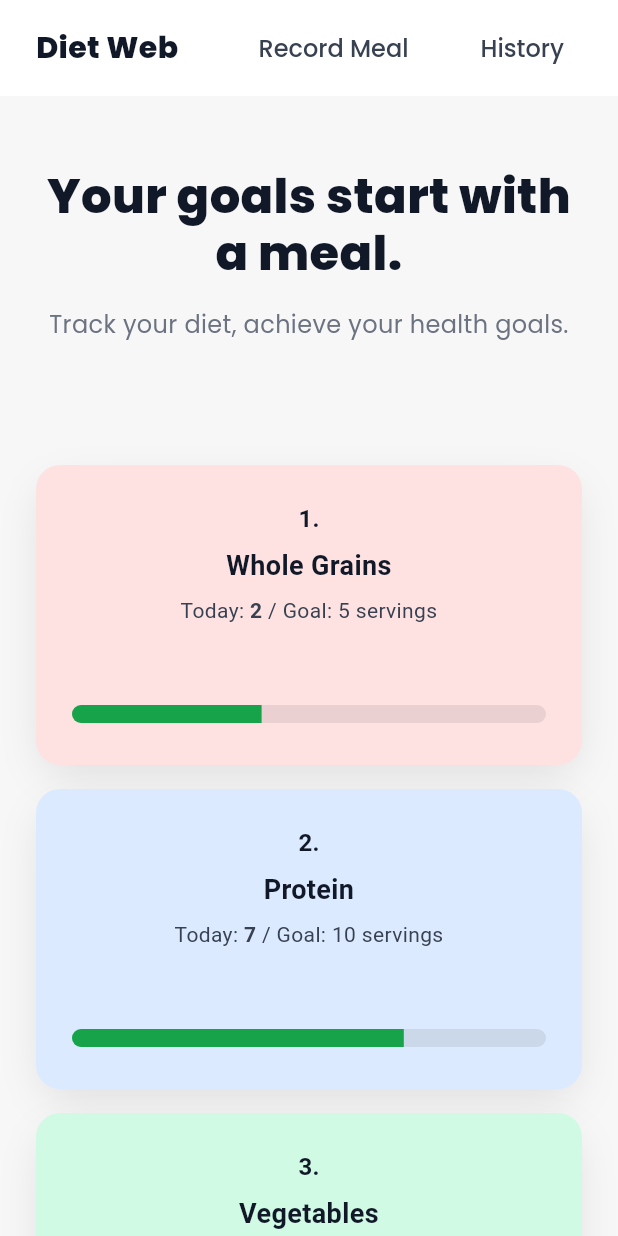
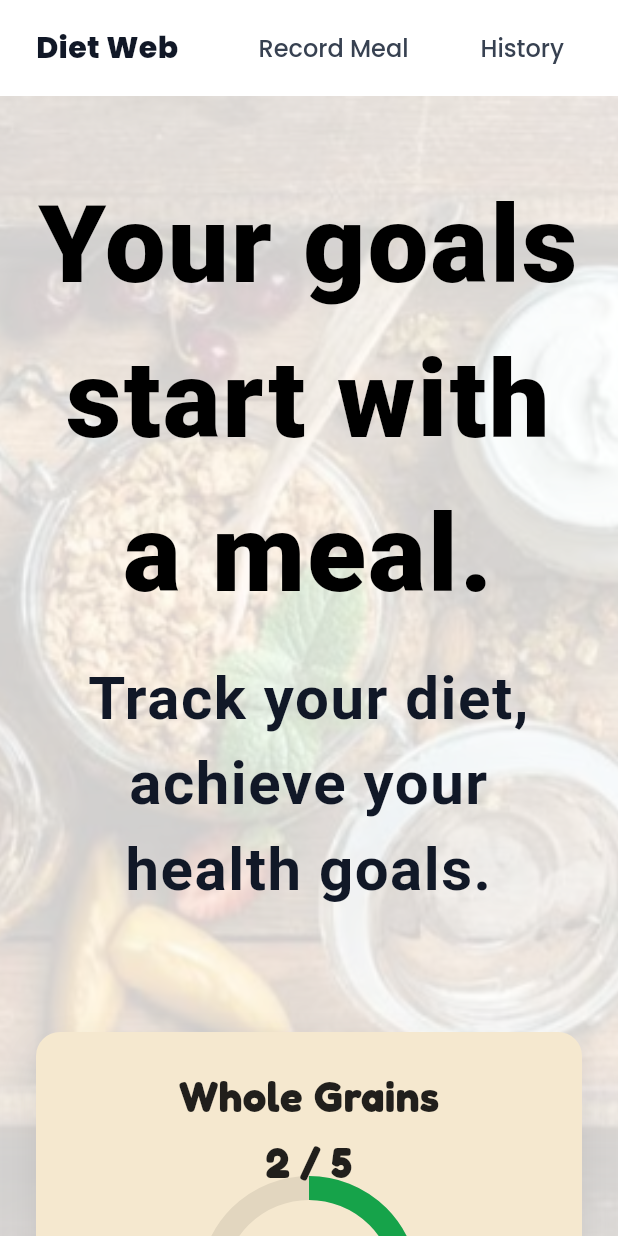
Before and after one commit to Elaine-Chang-0321/flutter_dietweb, a Flutter app: the screen it shows after launch, on a phone screen of 412 x 824 dp. Run offline on Flutter 3.47's test engine with Material 3 defaults, Android fonts, the phone set to English and light mode, and no system bars; our stand-ins replace google_fonts; Roboto replaces fonts that are missing (Handlee).

Commit message:
update hero and subtitle font style and background improvements

```diff
--- a/lib/pages/home_page.dart
+++ b/lib/pages/home_page.dart
@@ -27,7 +27,7 @@ class _HomePageState extends State<HomePage> {
     }
 
     return Scaffold(
-      backgroundColor: const Color(0xFFF7F7F8),
+      backgroundColor: Colors.transparent, // Make Scaffold background transparent
       body: Column(
         children: [
           // Navigation Bar
@@ -56,10 +56,30 @@ class _HomePageState extends State<HomePage> {
               ],
             ),
           ),
+          // Expanded section for background, overlay, and content
+          Expanded(
+            child: Stack(
+              children: [
+                // Background Image
+                Positioned.fill(
+                  child: Image.asset(
+                    'assets/images/back.png',
+                    fit: BoxFit.cover,
+                  ),
+                ),
+                // Semi-transparent overlay
+                Positioned.fill(
+                  child: Container(
+                    color: Colors.white.withOpacity(0.8),
+                  ),
+                ),
+                // Original content (Hero Section and Goal Cards Section)
+                SingleChildScrollView(
+                  child: Column(
+                    children: [
                       // Hero Section
                       Container(
                         width: double.infinity,
-            color: const Color(0xFFF7F7F8),
                         padding: EdgeInsets.symmetric(
                           vertical: isMobile ? 48.0 : 64.0,
                           horizontal: horizontalPadding,
@@ -69,31 +89,30 @@ class _HomePageState extends State<HomePage> {
                           children: [
                             Text(
                               "Your goals start with a meal.",
+                              style: GoogleFonts.handlee(
+                                fontSize: 72,
+                                fontWeight: FontWeight.w900,
+                                letterSpacing: 1.5,
+                                color: Colors.black,
+                              ),
                               textAlign: TextAlign.center,
-                  style: GoogleFonts.poppins(
-                    color: const Color(0xFF111827),
-                    fontWeight: FontWeight.w800,
-                    fontSize: isMobile ? 32 : (isTablet ? 48 : 60),
-                    height: 1.2,
-                  ),
                             ),
                             const SizedBox(height: 16),
                             Text(
                               "Track your diet, achieve your health goals.",
+                              style: GoogleFonts.handlee(
+                                fontSize: 40,
+                                fontWeight: FontWeight.w700,
+                                letterSpacing: 1.0,
+                                color: const Color(0xFF111827), // Assuming Colors.black or a similar dark color
+                              ),
                               textAlign: TextAlign.center,
-                  style: GoogleFonts.poppins(
-                    color: const Color(0xFF6B7280),
-                    fontSize: isMobile ? 16 : 18,
-                    height: 1.6,
-                  ),
                             ),
                           ],
                         ),
                       ),
                       // Goal Cards Section
-          Expanded(
-            child: SingleChildScrollView(
-              child: Padding(
+                      Padding(
                         padding: EdgeInsets.symmetric(horizontal: horizontalPadding),
                         child: Column(
                           children: [
@@ -118,7 +137,7 @@ class _HomePageState extends State<HomePage> {
                                         crossAxisCount: isMobile ? 1 : (isTablet ? 2 : 4),
                                         crossAxisSpacing: isMobile ? 0 : 16,
                                         mainAxisSpacing: 16,
-                                childAspectRatio: isMobile ? (screenSize.width - horizontalPadding * 2) / 200 : 1, // Adjust aspect ratio for mobile
+                                        childAspectRatio: isMobile ? (screenSize.width - horizontalPadding * 2) / 200 : 1,
                                       ),
                                       itemCount: goals.length,
                                       itemBuilder: (context, index) {
@@ -136,10 +155,14 @@ class _HomePageState extends State<HomePage> {
                                 },
                               ),
                             ),
-                    const SizedBox(height: 40), // Bottom spacing for cards section
+                            const SizedBox(height: 40),
                           ],
                         ),
                       ),
+                    ],
+                  ),
+                ),
+              ],
             ),
           ),
         ],
--- a/lib/widgets/goal_card.dart
+++ b/lib/widgets/goal_card.dart
@@ -1,11 +1,12 @@
 import 'package:flutter/material.dart';
+import 'package:google_fonts/google_fonts.dart';
 
 class GoalCard extends StatefulWidget {
   final int index;
   final String title;
   final int current;
   final int goal;
-  final Color backgroundColor;
+  final Color? backgroundColor; // Make background color optional
 
   const GoalCard({
     Key? key,
@@ -13,7 +14,7 @@ class GoalCard extends StatefulWidget {
     required this.title,
     required this.current,
     required this.goal,
-    required this.backgroundColor,
+    this.backgroundColor, // Make background color optional
   }) : super(key: key);
 
   @override
@@ -27,16 +28,47 @@ class _GoalCardState extends State<GoalCard> {
   Widget build(BuildContext context) {
     final bool isMobile = MediaQuery.of(context).size.width < 600;
 
+    // Define background colors based on title
+    Color cardBackgroundColor;
+    Color textColor;
+    Color progressBackgroundColor;
+
+    switch (widget.title) {
+      case 'Whole Grains':
+        cardBackgroundColor = const Color(0xFFF5E8CF); // 里昂米白
+        textColor = Colors.black87; // Dark text for light background
+        progressBackgroundColor = const Color(0xFF16A34A); // Green
+        break;
+      case 'Protein':
+        cardBackgroundColor = const Color(0xFFEFC3BD); // 貴婦粉紅
+        textColor = Colors.black87; // Dark text for light background
+        progressBackgroundColor = const Color(0xFF16A34A); // Green
+        break;
+      case 'Vegetables':
+        cardBackgroundColor = const Color(0xFFEEE2D3); // 新的背景色
+        textColor = const Color(0xFF000000); // 純黑色
+        progressBackgroundColor = const Color(0xFF16A34A); // Green
+        break;
+      case 'Junk Food':
+        cardBackgroundColor = const Color(0xFFDED3D6); // 高貴黏土
+        textColor = Colors.black87; // Dark text for light background
+        progressBackgroundColor = const Color(0xFFEF4444); // Red
+        break;
+      default:
+        cardBackgroundColor = widget.backgroundColor ?? const Color(0xFFE0E0E0); // Fallback to a default grey if not matched and original is null
+        textColor = const Color(0xFF111827);
+        progressBackgroundColor = const Color(0xFF16A34A);
+    }
+
     // Calculate progress
     double progress;
-    Color progressBarColor = const Color(0xFF16A34A); // Default green
+    Color progressBarColor = progressBackgroundColor; // Default green or red for junk food
 
     if (widget.title == 'Junk Food') {
       if (widget.current == 0) {
         progress = 1.0;
         progressBarColor = const Color(0xFF16A34A); // Green
       } else {
-        // progress = max(0, 1 - (current / 1)); // Simplified for now, assuming goal is 0 for junk food
         progress = (widget.current > 0) ? 0.0 : 1.0; // If current > 0, progress is 0 for visual warning
         progressBarColor = const Color(0xFFEF4444); // Red
       }
@@ -55,7 +87,7 @@ class _GoalCardState extends State<GoalCard> {
         curve: Curves.easeOut,
         transform: Matrix4.translationValues(0, _isHovering ? -2 : 0, 0),
         decoration: BoxDecoration(
-          color: widget.backgroundColor,
+          color: cardBackgroundColor, // Apply the determined background color
           borderRadius: BorderRadius.circular(16), // 16-20px
           boxShadow: [
             BoxShadow(
@@ -72,23 +104,14 @@ class _GoalCardState extends State<GoalCard> {
         ),
         padding: EdgeInsets.fromLTRB(24, 24, 24, isMobile ? 16 : 20),
         child: Column(
-          crossAxisAlignment: isMobile ? CrossAxisAlignment.center : CrossAxisAlignment.start,
+          crossAxisAlignment: CrossAxisAlignment.center,
           children: [
             Text(
-              '${widget.index}.',
-              style: const TextStyle(
-                fontSize: 16,
+              widget.title,
+              style: GoogleFonts.fredoka(
+                fontSize: 28, // 18-20
                 fontWeight: FontWeight.w700,
-                color: Color(0xFF111827),
-              ),
-            ),
-            const SizedBox(height: 8),
-            Text(
-              widget.title,
-              style: const TextStyle(
-                fontSize: 18, // 18-20
-                fontWeight: FontWeight.w700,
-                color: Color(0xFF111827),
+                color: textColor, // Apply the determined text color
                 height: 1.3,
               ),
               textAlign: isMobile ? TextAlign.center : TextAlign.start,
@@ -96,45 +119,60 @@ class _GoalCardState extends State<GoalCard> {
             const SizedBox(height: 8),
             Text.rich(
               TextSpan(
-                text: 'Today: ',
-                style: const TextStyle(
-                  fontSize: 14, // 14-16
-                  color: Color(0xFF374151),
-                  height: 1.6,
+                text: '${widget.current}',
+                style: GoogleFonts.fredoka(
+                  fontSize: 28, // Adjusted to match title font size
+                  color: textColor, // Adjusted to match title color
+                  height: 1.3, // Adjusted for better vertical alignment
+                  fontWeight: FontWeight.bold, // Set to bold
                 ),
                 children: [
                   TextSpan(
-                    text: '${widget.current}',
-                    style: const TextStyle(fontWeight: FontWeight.w700),
-                  ),
-                  TextSpan(
-                    text: ' / Goal: ${widget.goal} servings',
+                    text: ' / ${widget.goal}',
+                    style: GoogleFonts.fredoka(
+                      fontSize: 28, // Adjusted to match title font size
+                      color: textColor, // Adjusted to match title color
+                      height: 1.3, // Adjusted for better vertical alignment
+                      fontWeight: FontWeight.bold, // Set to bold
+                    ),
                   ),
                   if (showReduceIntake)
                     TextSpan(
                       text: ' (reduce intake)',
-                      style: TextStyle(
+                      style: GoogleFonts.fredoka(
                         fontSize: 12,
-                        color: Color(0xFFB91C1C),
+                        color: textColor.withOpacity(0.9), // Adjust color for warning text
                       ),
                     ),
                 ],
               ),
-              textAlign: isMobile ? TextAlign.center : TextAlign.start,
+              textAlign: TextAlign.center, // Centered alignment
             ),
             const Spacer(),
-            Padding(
-              padding: const EdgeInsets.only(bottom: 12.0),
-              child: Semantics(
-                label: '${widget.title} progress ${ (progress * 100).round()}%',
-                child: ClipRRect(
-                  borderRadius: BorderRadius.circular(10), // Rounded corners for progress bar
-                  child: LinearProgressIndicator(
-                    value: progress,
-                    backgroundColor: Colors.black.withOpacity(0.08),
-                    valueColor: AlwaysStoppedAnimation<Color>(progressBarColor),
-                    minHeight: 12, // 10-12px
-                  ),
+            Center(
+              child: SizedBox(
+                width: 130,
+                height: 130,
+                child: Stack(
+                  fit: StackFit.expand,
+                  children: [
+                    CircularProgressIndicator(
+                      value: progress,
+                      backgroundColor: Colors.black.withOpacity(0.08),
+                      valueColor: AlwaysStoppedAnimation<Color>(progressBarColor),
+                      strokeWidth: 16.0, // Increased strokeWidth for larger indicator
+                    ),
+                    Center(
+                      child: Text(
+                        '${(progress * 100).round()}%',
+                        style: GoogleFonts.fredoka(
+                          fontSize: 20, // Increased font size for percentage
+                          fontWeight: FontWeight.w700,
+                          color: textColor,
+                        ),
+                      ),
+                    ),
+                  ],
                 ),
               ),
             ),
--- a/pubspec.yaml
+++ b/pubspec.yaml
@@ -57,6 +57,9 @@ flutter:
   # included with your application, so that you can use the icons in
   # the material Icons class.
   uses-material-design: true
+  assets:
+    - assets/images/back.png
+
 
   # To add assets to your application, add an assets section, like this:
   # assets:
```
Also changed, not shown: assets/fonts/Handlee-Regular.ttf (added), assets/images/back.png (added). Lines whose indentation alone changed are shown as unchanged.
